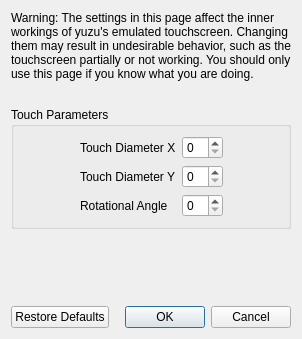
The window that src/uzuy/configuration/configure_touchscreen_advanced.ui (2017398956/Uzuy-MMJR) describes before a commit, drawn with Qt 5.
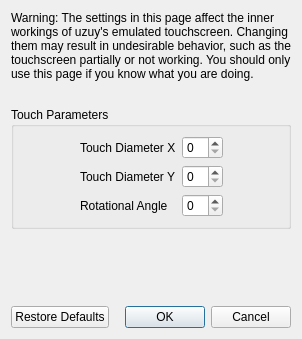
The same window after the commit.

```diff
--- a/src/uzuy/configuration/configure_touchscreen_advanced.ui
+++ b/src/uzuy/configuration/configure_touchscreen_advanced.ui
@@ -23,7 +23,7 @@
       </size>
      </property>
      <property name="text">
-      <string>Warning: The settings in this page affect the inner workings of yuzu's emulated touchscreen. Changing them may result in undesirable behavior, such as the touchscreen partially or not working. You should only use this page if you know what you are doing.</string>
+      <string>Warning: The settings in this page affect the inner workings of uzuy's emulated touchscreen. Changing them may result in undesirable behavior, such as the touchscreen partially or not working. You should only use this page if you know what you are doing.</string>
      </property>
      <property name="wordWrap">
       <bool>true</bool>
```
